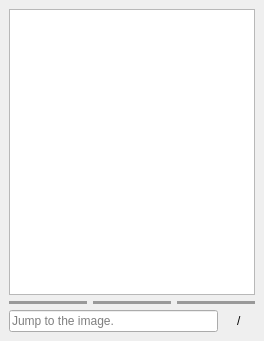
Above: ISAT/ui/file_dock.ui from yatengLG/ISAT_with_segment_anything before the change. Below: the same form after it.
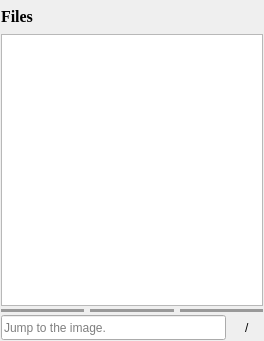
That is the form after the change.

Patch:
```diff
--- a/ISAT/ui/file_dock.ui
+++ b/ISAT/ui/file_dock.ui
@@ -15,22 +15,53 @@
   </property>
   <layout class="QVBoxLayout" name="verticalLayout">
    <property name="spacing">
-    <number>6</number>
+    <number>3</number>
    </property>
    <property name="leftMargin">
-    <number>9</number>
+    <number>1</number>
    </property>
    <property name="topMargin">
-    <number>9</number>
+    <number>1</number>
    </property>
    <property name="rightMargin">
-    <number>9</number>
+    <number>1</number>
    </property>
    <property name="bottomMargin">
-    <number>9</number>
+    <number>1</number>
    </property>
    <item>
-    <widget class="QListWidget" name="listWidget"/>
+    <widget class="QLabel" name="label_2">
+     <property name="minimumSize">
+      <size>
+       <width>0</width>
+       <height>30</height>
+      </size>
+     </property>
+     <property name="maximumSize">
+      <size>
+       <width>16777215</width>
+       <height>30</height>
+      </size>
+     </property>
+     <property name="font">
+      <font>
+       <family>Times New Roman</family>
+       <pointsize>12</pointsize>
+       <weight>75</weight>
+       <bold>true</bold>
+      </font>
+     </property>
+     <property name="text">
+      <string>Files</string>
+     </property>
+    </widget>
+   </item>
+   <item>
+    <widget class="QListWidget" name="listWidget_files">
+     <property name="styleSheet">
+      <string notr="true"/>
+     </property>
+    </widget>
    </item>
    <item>
     <widget class="QWidget" name="widget_state" native="true">
@@ -139,6 +170,18 @@
       </property>
       <item>
        <widget class="QLineEdit" name="lineEdit_jump">
+        <property name="minimumSize">
+         <size>
+          <width>0</width>
+          <height>25</height>
+         </size>
+        </property>
+        <property name="maximumSize">
+         <size>
+          <width>16777215</width>
+          <height>25</height>
+         </size>
+        </property>
         <property name="toolTip">
          <string>Jump to the image. Input name or index.</string>
         </property>
@@ -149,6 +192,18 @@
       </item>
       <item>
        <widget class="QLabel" name="label_current">
+        <property name="minimumSize">
+         <size>
+          <width>0</width>
+          <height>25</height>
+         </size>
+        </property>
+        <property name="maximumSize">
+         <size>
+          <width>16777215</width>
+          <height>25</height>
+         </size>
+        </property>
         <property name="text">
          <string/>
         </property>
@@ -156,6 +211,18 @@
       </item>
       <item>
        <widget class="QLabel" name="label">
+        <property name="minimumSize">
+         <size>
+          <width>0</width>
+          <height>25</height>
+         </size>
+        </property>
+        <property name="maximumSize">
+         <size>
+          <width>16777215</width>
+          <height>25</height>
+         </size>
+        </property>
         <property name="text">
          <string>/</string>
         </property>
@@ -163,6 +230,18 @@
       </item>
       <item>
        <widget class="QLabel" name="label_all">
+        <property name="minimumSize">
+         <size>
+          <width>0</width>
+          <height>25</height>
+         </size>
+        </property>
+        <property name="maximumSize">
+         <size>
+          <width>16777215</width>
+          <height>25</height>
+         </size>
+        </property>
         <property name="text">
          <string/>
         </property>
```
